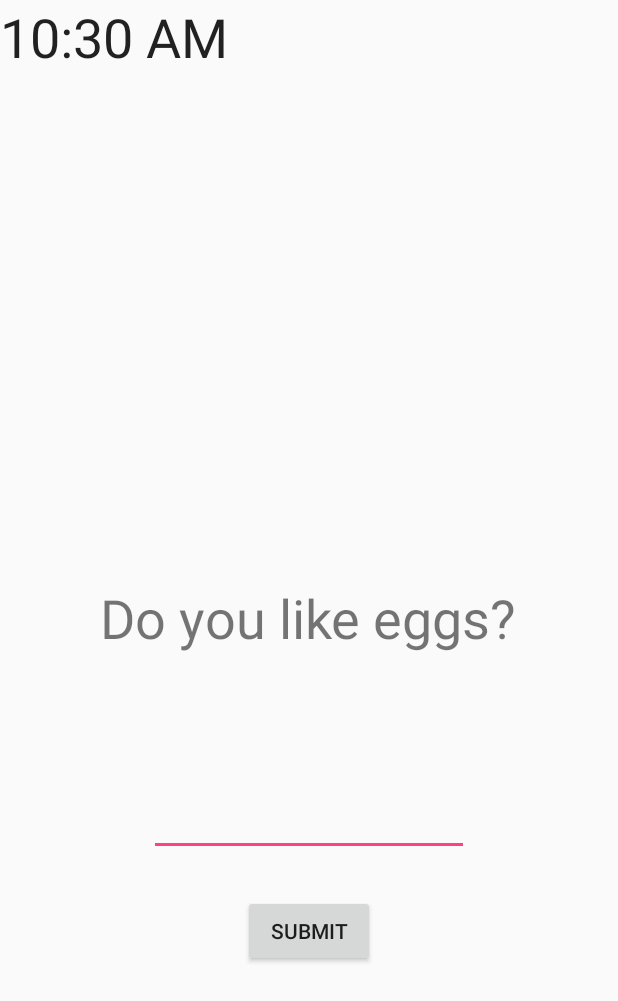
After one commit to mikeserato/AlarmCock, an Android app: the layout activity_alarm_question.xml on its own in the app's theme, with its tools: preview values and no code run, on a phone screen of 412 x 824 dp. The commit adds this screen. Shown: the top 1001 px of the screen. Run offline under Robolectric (Android 15) with nearby library versions, the phone set to English and light mode, and no system bars.

Commit message:
added initial activities for alarm

```diff
--- a/AlarmCock/app/build.gradle
+++ b/AlarmCock/app/build.gradle
@@ -25,5 +25,6 @@ dependencies {
         exclude group: 'com.android.support', module: 'support-annotations'
     })
     compile 'com.android.support:appcompat-v7:24.2.1'
+    compile 'com.android.support.constraint:constraint-layout:1.0.2'
     testCompile 'junit:junit:4.12'
 }
--- a/AlarmCock/app/src/main/AndroidManifest.xml
+++ b/AlarmCock/app/src/main/AndroidManifest.xml
@@ -15,6 +15,7 @@
                 <category android:name="android.intent.category.LAUNCHER" />
             </intent-filter>
         </activity>
+        <activity android:name=".AlarmActivity"></activity>
     </application>
 
 </manifest>
--- /dev/null
+++ b/AlarmCock/app/src/main/res/layout/activity_alarm_question.xml
@@ -0,0 +1,42 @@
+<?xml version="1.0" encoding="utf-8"?>
+<RelativeLayout xmlns:android="http://schemas.android.com/apk/res/android"
+    android:layout_width="match_parent"
+    android:layout_height="match_parent">
+
+    <TextView
+        android:id="@+id/question"
+        android:layout_width="wrap_content"
+        android:layout_height="wrap_content"
+        android:layout_centerHorizontal="true"
+        android:layout_centerVertical="true"
+        android:text="Do you like eggs?"
+        android:textAlignment="center"
+        android:textSize="36sp" />
+
+    <EditText
+        android:id="@+id/answer"
+        android:layout_width="wrap_content"
+        android:layout_height="wrap_content"
+        android:layout_below="@+id/question"
+        android:layout_centerHorizontal="true"
+        android:layout_marginTop="89dp"
+        android:ems="10"
+        android:inputType="text|textPersonName" />
+
+    <Button
+        android:id="@+id/submit"
+        android:layout_width="wrap_content"
+        android:layout_height="wrap_content"
+        android:layout_below="@+id/answer"
+        android:layout_centerHorizontal="true"
+        android:layout_marginTop="26dp"
+        android:text="submit" />
+
+    <TextClock
+        android:id="@+id/textClock"
+        android:layout_width="wrap_content"
+        android:layout_height="wrap_content"
+        android:layout_alignParentStart="true"
+        android:layout_alignParentTop="true"
+        android:textSize="36sp" />
+</RelativeLayout>
--- a/AlarmCock/app/src/main/res/values/strings.xml
+++ b/AlarmCock/app/src/main/res/values/strings.xml
@@ -1,3 +1,4 @@
 <resources>
     <string name="app_name">AlarmCock</string>
+    <string name="shake">SHAKE!!!</string>
 </resources>
```
Also changed, not shown: AlarmCock/app/src/main/java/com/app/alarmcock/AlarmActivity.java (added, +13 -0 lines), AlarmCock/app/src/main/res/layout/activity_alarm_shake.xml (added, +35 -0 lines).
